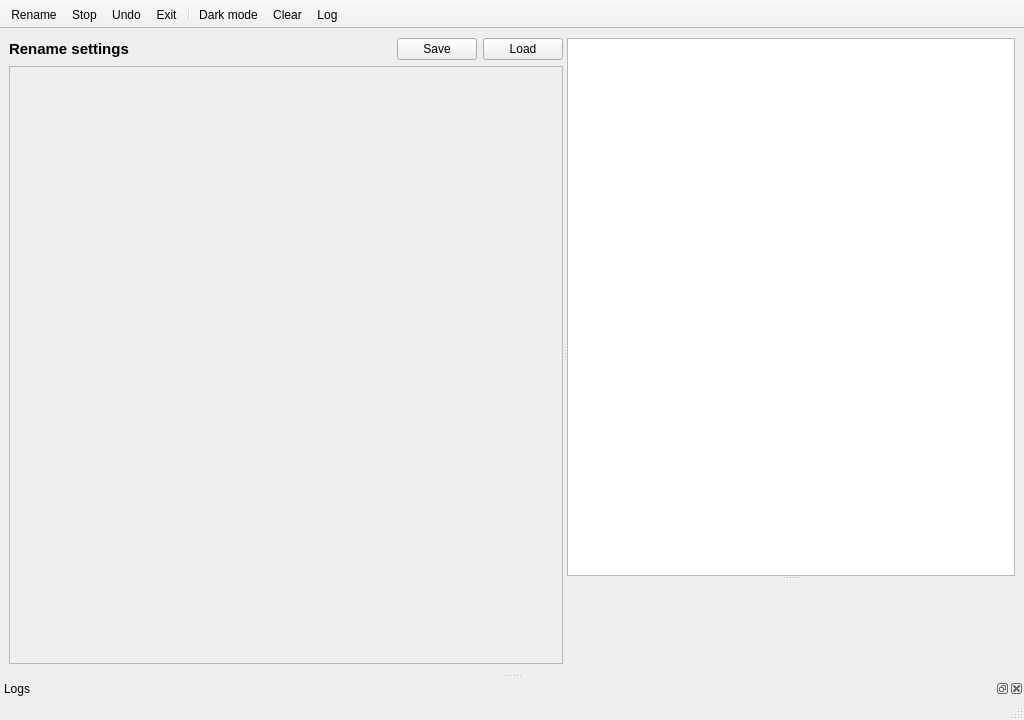
First picture: the form in mainwindow.ui, repository Takashi-Inoue/FileRenamer, before the edit.
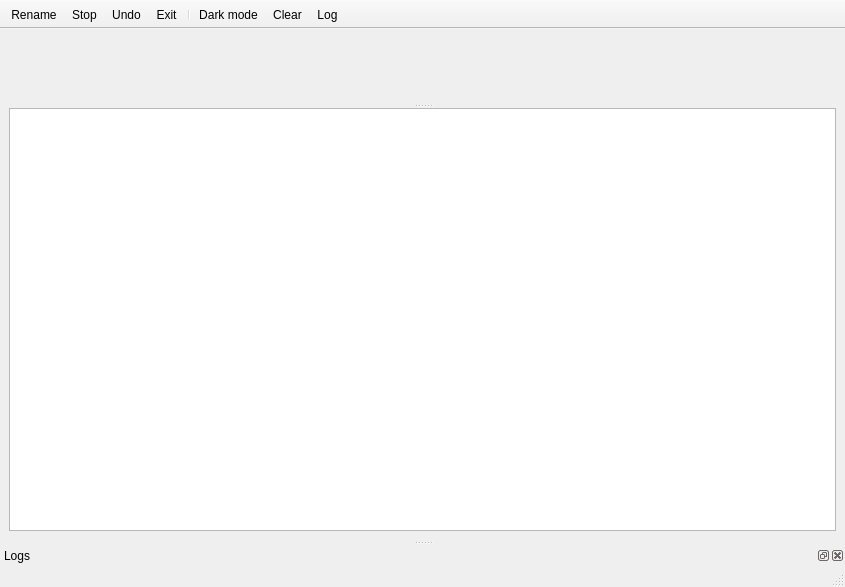
Second picture: the form after the edit. Icons and pictures are not drawn. Custom widgets are drawn as their Qt base class.

Commit message: Removed:FormStringBuilderChain

Diff of the .ui file:
```diff
--- a/mainwindow.ui
+++ b/mainwindow.ui
@@ -6,8 +6,8 @@
    <rect>
     <x>0</x>
     <y>0</y>
-    <width>1024</width>
-    <height>720</height>
+    <width>845</width>
+    <height>587</height>
    </rect>
   </property>
   <property name="focusPolicy">
@@ -20,95 +20,23 @@
    <string>FileRenamer</string>
   </property>
   <widget class="QWidget" name="centralwidget">
-   <layout class="QVBoxLayout" name="verticalLayout_2">
-    <item>
-     <widget class="QSplitter" name="splitter_2">
-      <property name="orientation">
-       <enum>Qt::Horizontal</enum>
-      </property>
-      <widget class="QWidget" name="layoutWidget">
        <layout class="QVBoxLayout" name="verticalLayout">
         <item>
-         <layout class="QHBoxLayout" name="horizontalLayout">
-          <item>
-           <widget class="QLabel" name="label">
-            <property name="font">
-             <font>
-              <pointsize>11</pointsize>
-              <bold>true</bold>
-             </font>
-            </property>
-            <property name="text">
-             <string>Rename settings</string>
-            </property>
-           </widget>
-          </item>
-          <item>
-           <spacer name="horizontalSpacer">
-            <property name="orientation">
-             <enum>Qt::Horizontal</enum>
-            </property>
-            <property name="sizeHint" stdset="0">
-             <size>
-              <width>24</width>
-              <height>20</height>
-             </size>
-            </property>
-           </spacer>
-          </item>
-          <item>
-           <widget class="QPushButton" name="buttonSaveSettings">
-            <property name="toolTip">
-             <string>Save current rename settings</string>
-            </property>
-            <property name="text">
-             <string>Save</string>
-            </property>
-            <property name="icon">
-             <iconset resource="images.qrc">
-              <normaloff>:/res/images/save.svg</normaloff>:/res/images/save.svg</iconset>
-            </property>
-           </widget>
-          </item>
-          <item>
-           <widget class="QPushButton" name="buttonLoadSettings">
-            <property name="toolTip">
-             <string>Load Rename settings</string>
-            </property>
-            <property name="text">
-             <string>Load</string>
-            </property>
-            <property name="icon">
-             <iconset resource="images.qrc">
-              <normaloff>:/res/images/load.svg</normaloff>:/res/images/load.svg</iconset>
-            </property>
-           </widget>
-          </item>
-         </layout>
-        </item>
-        <item>
-         <widget class="QScrollArea" name="scrollArea">
-          <property name="widgetResizable">
-           <bool>true</bool>
-          </property>
-          <widget class="FormStringBuilderChain" name="formStringBuilderChain">
-           <property name="geometry">
-            <rect>
-             <x>0</x>
-             <y>0</y>
-             <width>565</width>
-             <height>525</height>
-            </rect>
-           </property>
-          </widget>
-         </widget>
-        </item>
-       </layout>
-      </widget>
       <widget class="QSplitter" name="splitter">
        <property name="orientation">
         <enum>Qt::Vertical</enum>
        </property>
+      <widget class="FrameBuilderList" name="frameBuilderList">
+       <property name="frameShape">
+        <enum>QFrame::NoFrame</enum>
+       </property>
+       <property name="frameShadow">
+        <enum>QFrame::Raised</enum>
+       </property>
+       <property name="lineWidth">
+        <number>0</number>
+       </property>
+      </widget>
        <widget class="PathTableView" name="tableView">
         <property name="editTriggers">
          <set>QAbstractItemView::NoEditTriggers</set>
@@ -150,18 +78,6 @@
          <bool>false</bool>
         </attribute>
        </widget>
-       <widget class="FrameBuilderList" name="frameBuilderList">
-        <property name="frameShape">
-         <enum>QFrame::NoFrame</enum>
-        </property>
-        <property name="frameShadow">
-         <enum>QFrame::Raised</enum>
-        </property>
-        <property name="lineWidth">
-         <number>0</number>
-        </property>
-       </widget>
-      </widget>
      </widget>
     </item>
    </layout>
@@ -323,12 +239,6 @@
   </action>
  </widget>
  <customwidgets>
-  <customwidget>
-   <class>FormStringBuilderChain</class>
-   <extends>QWidget</extends>
-   <header>widgets/formstringbuilderchain.h</header>
-   <container>1</container>
-  </customwidget>
   <customwidget>
    <class>PathTableView</class>
    <extends>QTableView</extends>
```
Left out of the diff: 32 changed lines with no effect on the pictures. Lines whose indentation alone changed are shown as unchanged. The commit also changes 14 other files.
